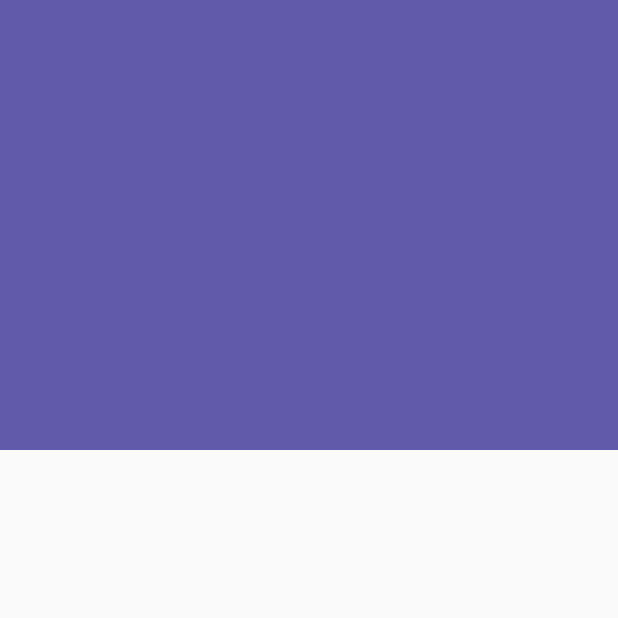
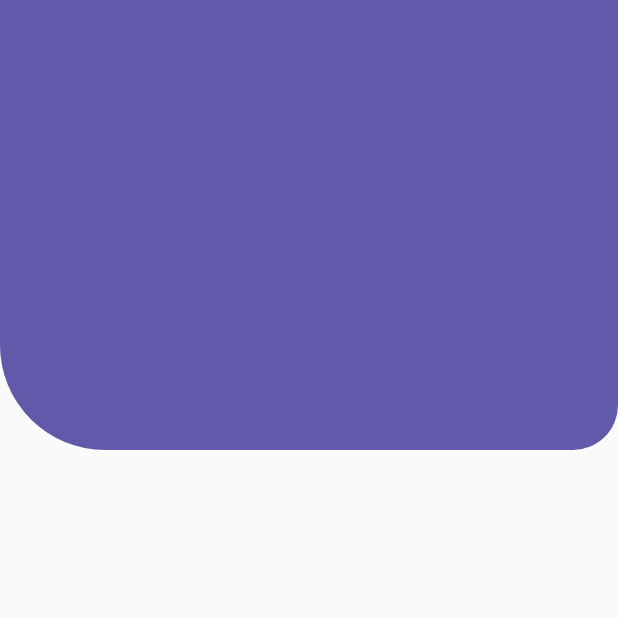
Before and after one commit to JhonZuluaga007/backgrounds_custom_painter, a Flutter app: the screen it shows after launch, on a phone screen of 412 x 824 dp, the top half of it. Run offline on Flutter 3.47's test engine with Material 2 defaults, Android fonts, the phone set to English and light mode, and no system bars.

Commit message:
a circular header is created

```diff
--- a/lib/src/pages/headers_page.dart
+++ b/lib/src/pages/headers_page.dart
@@ -7,7 +7,8 @@ class HeadersPage extends StatelessWidget {
   @override
   Widget build(BuildContext context) {
     return const Scaffold(
-      body: SquareHeaders(),
+      //body: SquareHeaders(),
+      body: CircularHeaders(),
     );
   }
 }
--- a/lib/src/widgets/headers.dart
+++ b/lib/src/widgets/headers.dart
@@ -11,3 +11,19 @@ class SquareHeaders extends StatelessWidget {
     );
   }
 }
+
+class CircularHeaders extends StatelessWidget {
+  const CircularHeaders({Key? key}) : super(key: key);
+
+  @override
+  Widget build(BuildContext context) {
+    return Container(
+      height: 300,
+      decoration: const BoxDecoration(
+          color: Color(0xff615AAB),
+          borderRadius: BorderRadius.only(
+              bottomLeft: Radius.circular(70),
+              bottomRight: Radius.circular(30))),
+    );
+  }
+}
```
